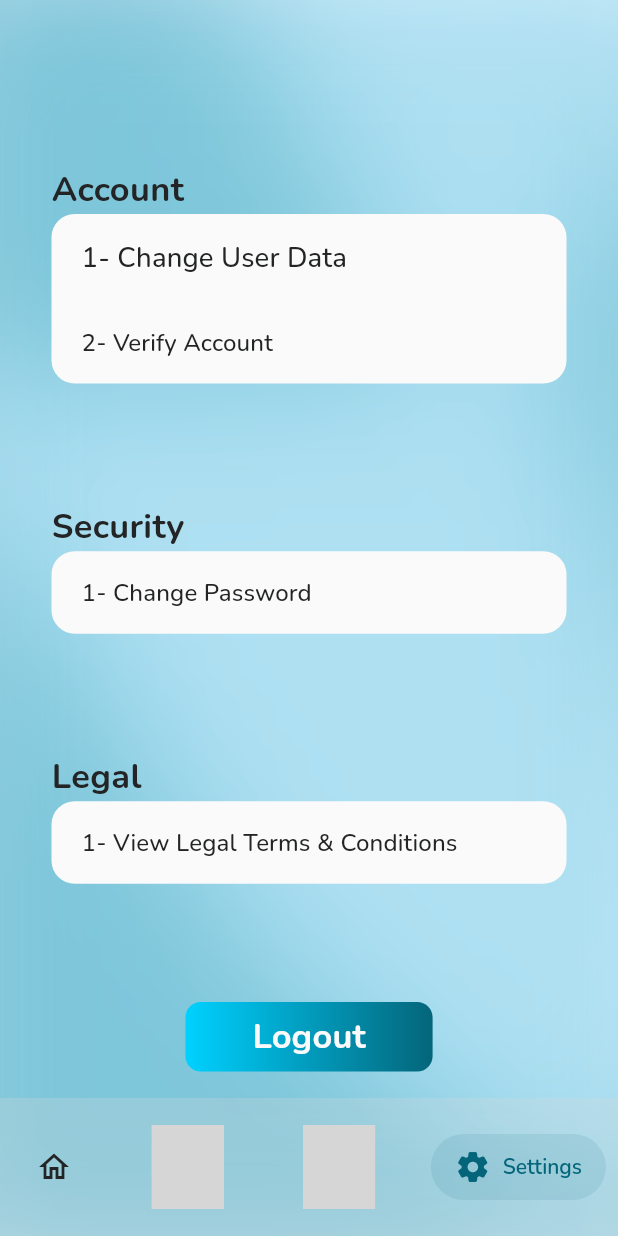
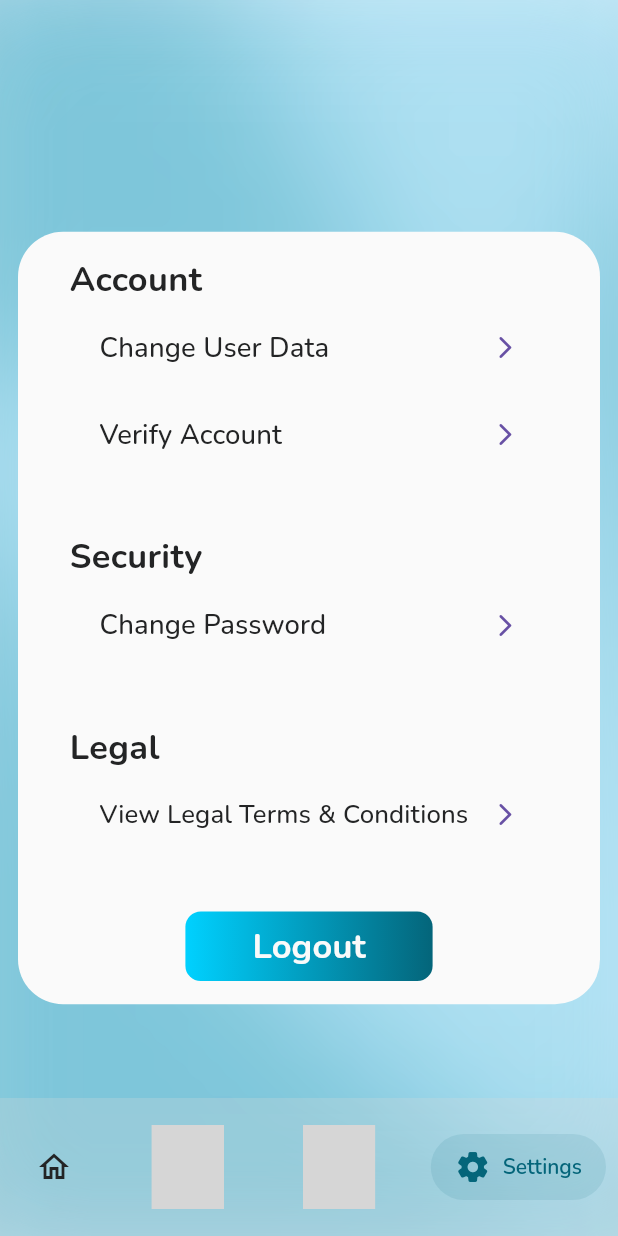
Before and after one commit to AliRaouf/Scanly, a Flutter app: the HomeScreen screen opened directly, swiped to page 4, on a phone screen of 412 x 824 dp. Run offline on Flutter 3.47's test engine with Material 3 defaults, Android fonts, the phone set to English and light mode, and no system bars; drawn by our look-alikes of salomon_bottom_bar; our stand-ins replace animated_splash_screen, awesome_snackbar_content, bloc, cached_network_image, cloud_firestore, file_picker and 15 more; missing offline and left inert: amplify_auth_cognito, amplify_flutter, amplify_storage_s3, aws_common, flutter_facebook_auth, flutter_pdfview and 2 more; accounts and stored records are empty; network calls fail; statements that could not run were skipped; grey boxes are pictures that could not be loaded.

Commit message:
fixed settings

```diff
--- a/lib/screens/home_screen.dart
+++ b/lib/screens/home_screen.dart
@@ -2,6 +2,7 @@ import 'dart:async';
 
 import 'package:awesome_snackbar_content/awesome_snackbar_content.dart';
 import 'package:cached_network_image/cached_network_image.dart';
+import 'package:flutter/cupertino.dart';
 import 'package:flutter/material.dart';
 import 'package:flutter_bloc/flutter_bloc.dart';
 import 'package:flutter_screenutil/flutter_screenutil.dart';
@@ -404,10 +405,12 @@ class _HomeScreenState extends State<HomeScreen> {
                         image: AssetImage("assets/images/Scanly_bg.png"),
                         fit: BoxFit.cover)),
                   child: Padding(
-                  padding:
-                      EdgeInsets.symmetric(vertical: 30.h, horizontal: 30.w),
+                    padding: const EdgeInsets.symmetric(horizontal: 12.0),
+                    child: Center(
+                      child: Container(height: 500.h,padding:
+                        EdgeInsets.symmetric(vertical: 15.h, horizontal: 30.w),decoration: BoxDecoration(color: Color(0xfffafafa),borderRadius: BorderRadius.circular(30)),
                         child: Column(
-                    mainAxisAlignment: MainAxisAlignment.spaceEvenly,
+                          mainAxisAlignment: MainAxisAlignment.spaceBetween,
                           children: [
                             Column(
                               children: [
@@ -432,30 +435,46 @@ class _HomeScreenState extends State<HomeScreen> {
                                     children: [
                                       Row(
                                         children: [
-                                    TextButton(
+                                          Expanded(
+                                            child: TextButton(
                                                 onPressed: () {},
                                                 child: Padding(
                                                   padding: const EdgeInsets.all(8.0),
-                                          child: Text(
-                                            "1- Change User Data",
+                                                  child: Row(mainAxisAlignment: MainAxisAlignment.spaceBetween,
+                                                    children: [
+                                                      Text(
+                                                        "Change User Data",
                                                         style: GoogleFonts.nunito(
                                                             color: Color(0xff232425),
                                                             fontSize: 16.sp),
                                                       ),
+                                                      Icon(Icons.arrow_forward_ios_rounded)
+                                                    ],
+                                                  ),
                                                 )),
+                                          ),
                                         ],
                                       ),
                                       Row(
                                         children: [
-                                    TextButton(
+                                          Expanded(
+                                            child: TextButton(
                                                 onPressed: () {},
                                                 child: Padding(
                                                   padding: const EdgeInsets.all(8.0),
-                                          child: Text("2- Verify Account",
+                                                  child: Row(mainAxisAlignment: MainAxisAlignment.spaceBetween,
+                                                    children: [
+                                                      Text(
+                                                        "Verify Account",
                                                         style: GoogleFonts.nunito(
                                                             color: Color(0xff232425),
-                                                  fontSize: 14.sp)),
+                                                            fontSize: 16.sp),
+                                                      ),
+                                                      Icon(Icons.arrow_forward_ios_rounded)
+                                                    ],
+                                                  ),
                                                 )),
+                                          ),
                                         ],
                                       )
                                     ],
@@ -486,17 +505,24 @@ class _HomeScreenState extends State<HomeScreen> {
                                     children: [
                                       Row(
                                         children: [
-                                    TextButton(
+                                          Expanded(
+                                            child: TextButton(
                                                 onPressed: () {},
                                                 child: Padding(
                                                   padding: const EdgeInsets.all(8.0),
-                                          child: Text(
-                                            "1- Change Password",
+                                                  child: Row(mainAxisAlignment: MainAxisAlignment.spaceBetween,
+                                                    children: [
+                                                      Text(
+                                                        "Change Password",
                                                         style: GoogleFonts.nunito(
                                                             color: Color(0xff232425),
-                                                fontSize: 14.sp),
+                                                            fontSize: 16.sp),
+                                                      ),
+                                                      Icon(Icons.arrow_forward_ios_rounded)
+                                                    ],
                                                   ),
                                                 )),
+                                          ),
                                         ],
                                       ),
                                     ],
@@ -527,17 +553,24 @@ class _HomeScreenState extends State<HomeScreen> {
                                     children: [
                                       Row(
                                         children: [
-                                    TextButton(
+                                  Expanded(
+                                  child: TextButton(
                                       onPressed: () {},
                                     child: Padding(
                                       padding: const EdgeInsets.all(8.0),
-                                          child: Text(
-                                            "1- View Legal Terms & Conditions",
+                                      child: Row(mainAxisAlignment: MainAxisAlignment.spaceBetween,
+                                        children: [
+                                          Text(
+                                            "View Legal Terms & Conditions",
                                             style: GoogleFonts.nunito(
                                                 color: Color(0xff232425),
-                                                fontSize: 14.sp),
+                                                fontSize: 15.sp),
+                                          ),
+                                          Icon(Icons.arrow_forward_ios_rounded)
+                                        ],
                                       ),
                                     )),
+                      ),
                                         ],
                                       ),
                                     ],
@@ -558,6 +591,8 @@ class _HomeScreenState extends State<HomeScreen> {
                         ),
                       ),
                     ),
+                  ),
+                ),
             ],
           ),
         );
```
Lines whose indentation alone changed are shown as unchanged.
